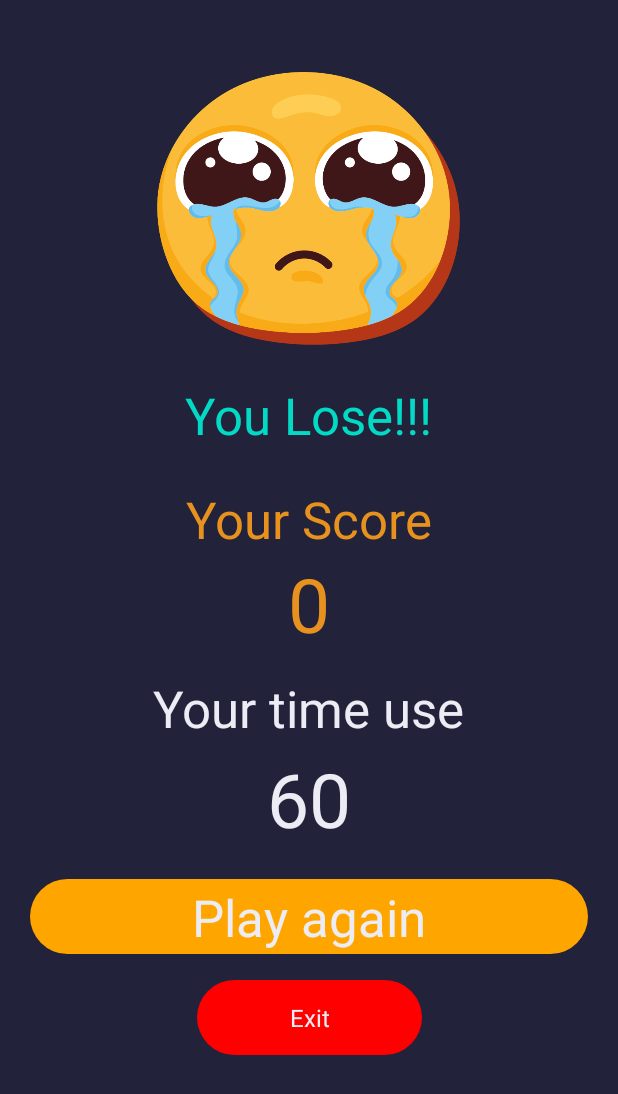
After one commit to trungh2506/QuizApp, an Android app: the ResultActivity screen opened directly, with no data from a screen before it, on a phone screen of 412 x 824 dp. The commit adds this screen. Shown: the top 1094 px of the screen. Run offline under Robolectric (Android 15) with nearby library versions, the phone set to English and light mode, and no system bars.

Commit message:
sou lam lai ResulActivity

```diff
--- /dev/null
+++ b/app/src/main/java/com/example/qnuquizapp/Activities/ResultActivity.java
@@ -0,0 +1,102 @@
+package com.example.qnuquizapp.Activities;
+
+import static com.example.qnuquizapp.R.drawable.*;
+
+import androidx.appcompat.app.AppCompatActivity;
+import androidx.constraintlayout.widget.ConstraintLayout;
+
+import android.content.Intent;
+import android.media.MediaPlayer;
+import android.os.Bundle;
+import android.view.View;
+import android.widget.ImageView;
+import android.widget.TextView;
+
+import com.example.qnuquizapp.R;
+
+public class ResultActivity extends AppCompatActivity {
+
+    private MediaPlayer md_victory,md_lose,md_btn;
+    private TextView txt_score,txt_time,txt_result;
+    private ConstraintLayout btn_playAgain,btn_exit;
+    private ImageView img;
+    @Override
+    protected void onCreate(Bundle savedInstanceState) {
+        super.onCreate(savedInstanceState);
+        setContentView(R.layout.activity_result);
+
+
+        txt_result = (TextView) findViewById(R.id.txt_Result);
+        txt_score = (TextView) findViewById(R.id.txt_Score);
+        txt_time = (TextView) findViewById(R.id.txt_time);
+        btn_playAgain = (ConstraintLayout) findViewById(R.id.btn_playAgain);
+        btn_exit = (ConstraintLayout) findViewById(R.id.btn_Exit);
+        img = (ImageView) findViewById(R.id.imageView);
+
+        //get sound effect
+        md_lose = MediaPlayer.create(this,R.raw.failll);
+        md_victory = MediaPlayer.create(this, R.raw.victory);
+        md_btn = MediaPlayer.create(this, R.raw.btn);
+
+        //nhận data từ MainActivity _____________________________________
+        Intent intent = getIntent();
+        int soDung = intent.getIntExtra("numCorrect",0);
+        int time = intent.getIntExtra("time",0);
+
+        if(soDung >=5){
+            md_victory.start();
+            img.setImageResource(congrats2_1);
+            txt_result.setText("YouWin");
+        }else {
+            md_lose.start();
+            img.setImageResource(lose1);
+            txt_result.setText("You Lose!!!");
+        }
+        txt_score.setText(tinhDiem(soDung));
+        txt_time.setText(tinhTimeConlai(time));
+
+//
+
+//
+//
+//        /////// display result ___________________________________________________
+//        int score = tinhDiem(soDung);
+//        int t = tinhTimeConlai(soTime);
+//        if( score >=240){
+//            md_victory.start();
+//            txt_result.setText("You Congrats :)");
+//        }else {
+//            md_lose.start();
+//            txt_result.setText("You Lose :(");
+//        }
+//        txt_score.setText(score);
+//        txt_time.setText(tinhTimeConlai(t));
+
+        btn_exit.setOnClickListener(new View.OnClickListener() {
+            @Override
+            public void onClick(View view) {
+                md_btn.start();
+                Intent intent = new Intent(getApplicationContext(),IntroActivity1.class);
+                startActivity(intent);
+            }
+        });
+        btn_playAgain.setOnClickListener(new View.OnClickListener() {
+            @Override
+            public void onClick(View view) {
+                md_btn.start();
+                Intent intent = new Intent(getApplicationContext(),MenuActivity.class);
+                startActivity(intent);
+            }
+        });
+    }
+    private String tinhDiem(int num){
+        int temp = 0;
+        temp = num * 10;
+        return String.valueOf(temp);
+    }
+    private String tinhTimeConlai(int time){
+        int temp = 0;
+        temp = 60 - time;
+        return String.valueOf(temp);
+    }
+}
--- /dev/null
+++ b/app/src/main/res/layout/activity_result.xml
@@ -0,0 +1,128 @@
+<?xml version="1.0" encoding="utf-8"?>
+<androidx.constraintlayout.widget.ConstraintLayout xmlns:android="http://schemas.android.com/apk/res/android"
+    xmlns:app="http://schemas.android.com/apk/res-auto"
+    xmlns:tools="http://schemas.android.com/tools"
+    android:layout_width="match_parent"
+    android:layout_height="match_parent"
+    android:background="@color/bg_blue"
+    tools:context=".Activities.ResultActivity" >
+
+    <ImageView
+        android:id="@+id/imageView"
+        android:layout_width="222dp"
+        android:layout_height="182dp"
+        android:layout_marginTop="48dp"
+        app:layout_constraintEnd_toEndOf="parent"
+        app:layout_constraintHorizontal_bias="0.497"
+        app:layout_constraintStart_toStartOf="parent"
+        app:layout_constraintTop_toTopOf="parent"
+        tools:srcCompat="@tools:sample/avatars" />
+
+    <TextView
+        android:id="@+id/txt_Result"
+        android:layout_width="wrap_content"
+        android:layout_height="wrap_content"
+        android:layout_marginTop="24dp"
+        android:text="RESULT"
+        android:textColor="@color/teal_200"
+        android:textSize="34sp"
+        app:layout_constraintEnd_toEndOf="parent"
+        app:layout_constraintStart_toStartOf="parent"
+        app:layout_constraintTop_toBottomOf="@+id/imageView" />
+
+    <TextView
+        android:id="@+id/textView5"
+        android:layout_width="wrap_content"
+        android:layout_height="wrap_content"
+        android:layout_marginTop="24dp"
+        android:text="Your Score"
+        android:textColor="@color/bg_btn_orange"
+        android:textSize="34sp"
+        app:layout_constraintEnd_toEndOf="parent"
+        app:layout_constraintStart_toStartOf="parent"
+        app:layout_constraintTop_toBottomOf="@+id/txt_Result" />
+
+    <TextView
+        android:id="@+id/txt_Score"
+        android:layout_width="wrap_content"
+        android:layout_height="wrap_content"
+        android:text="500"
+        android:textColor="@color/bg_btn_orange"
+        android:textSize="50dp"
+        app:layout_constraintEnd_toEndOf="parent"
+        app:layout_constraintStart_toStartOf="parent"
+        app:layout_constraintTop_toBottomOf="@+id/textView5" />
+
+    <TextView
+        android:id="@+id/textView10"
+        android:layout_width="wrap_content"
+        android:layout_height="wrap_content"
+        android:layout_marginTop="13dp"
+        android:text="Your time use"
+        android:textColor="@color/bg_white"
+        android:textSize="34sp"
+        app:layout_constraintEnd_toEndOf="parent"
+        app:layout_constraintStart_toStartOf="parent"
+        app:layout_constraintTop_toBottomOf="@+id/txt_Score" />
+
+    <TextView
+        android:id="@+id/txt_time"
+        android:layout_width="wrap_content"
+        android:layout_height="wrap_content"
+        android:layout_marginTop="4dp"
+        android:text="10 s"
+        android:textColor="@color/bg_white"
+        android:textSize="50dp"
+        app:layout_constraintEnd_toEndOf="parent"
+        app:layout_constraintStart_toStartOf="parent"
+        app:layout_constraintTop_toBottomOf="@+id/textView10" />
+
+    <androidx.constraintlayout.widget.ConstraintLayout
+        android:id="@+id/btn_playAgain"
+        android:layout_width="match_parent"
+        android:layout_height="50dp"
+        android:layout_marginStart="20dp"
+        android:layout_marginTop="20dp"
+        android:layout_marginEnd="20dp"
+        android:background="@drawable/btn_orange"
+        app:layout_constraintEnd_toEndOf="parent"
+        app:layout_constraintHorizontal_bias="0.0"
+        app:layout_constraintStart_toStartOf="parent"
+        app:layout_constraintTop_toBottomOf="@+id/txt_time">
+
+        <TextView
+            android:id="@+id/txt_playAgian"
+            android:layout_width="wrap_content"
+            android:layout_height="wrap_content"
+            android:text="Play again"
+            android:textColor="@color/bg_white"
+            android:textSize="34sp"
+            app:layout_constraintBottom_toBottomOf="parent"
+            app:layout_constraintEnd_toEndOf="parent"
+            app:layout_constraintStart_toStartOf="parent"
+            app:layout_constraintTop_toTopOf="parent" />
+    </androidx.constraintlayout.widget.ConstraintLayout>
+
+    <androidx.constraintlayout.widget.ConstraintLayout
+        android:id="@+id/btn_Exit"
+        android:layout_width="150dp"
+        android:layout_height="50dp"
+        android:layout_marginTop="17dp"
+        android:background="@drawable/btn_red"
+        app:layout_constraintEnd_toEndOf="parent"
+        app:layout_constraintStart_toStartOf="parent"
+        app:layout_constraintTop_toBottomOf="@+id/btn_playAgain">
+
+        <TextView
+            android:id="@+id/textView13"
+            android:layout_width="wrap_content"
+            android:layout_height="wrap_content"
+            android:text="Exit"
+            android:textColor="@color/bg_white"
+            android:textSize="16sp"
+            app:layout_constraintBottom_toBottomOf="parent"
+            app:layout_constraintEnd_toEndOf="parent"
+            app:layout_constraintStart_toStartOf="parent"
+            app:layout_constraintTop_toTopOf="parent" />
+    </androidx.constraintlayout.widget.ConstraintLayout>
+</androidx.constraintlayout.widget.ConstraintLayout>
```
Also changed, not shown: app/src/main/AndroidManifest.xml (+7 -8 lines), app/src/main/java/com/example/qnuquizapp/Activities/LoseActivity.java (deleted, +0 -60 lines), app/src/main/java/com/example/qnuquizapp/Activities/MainActivity.java (+12 -18 lines), app/src/main/java/com/example/qnuquizapp/Activities/WinActivity.java (deleted, +0 -61 lines), app/src/main/res/layout/activity_lose.xml (deleted, +0 -128 lines), app/src/main/res/layout/activity_main.xml (+28 -17 lines), app/src/main/res/layout/activity_win.xml (deleted, +0 -125 lines).
